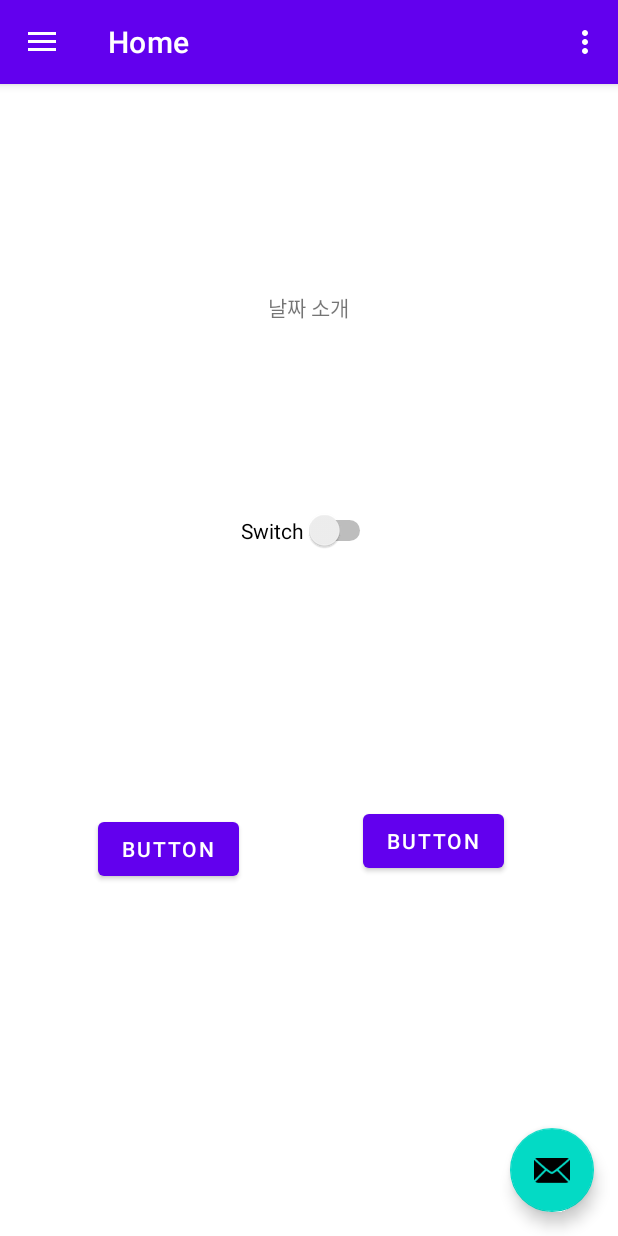
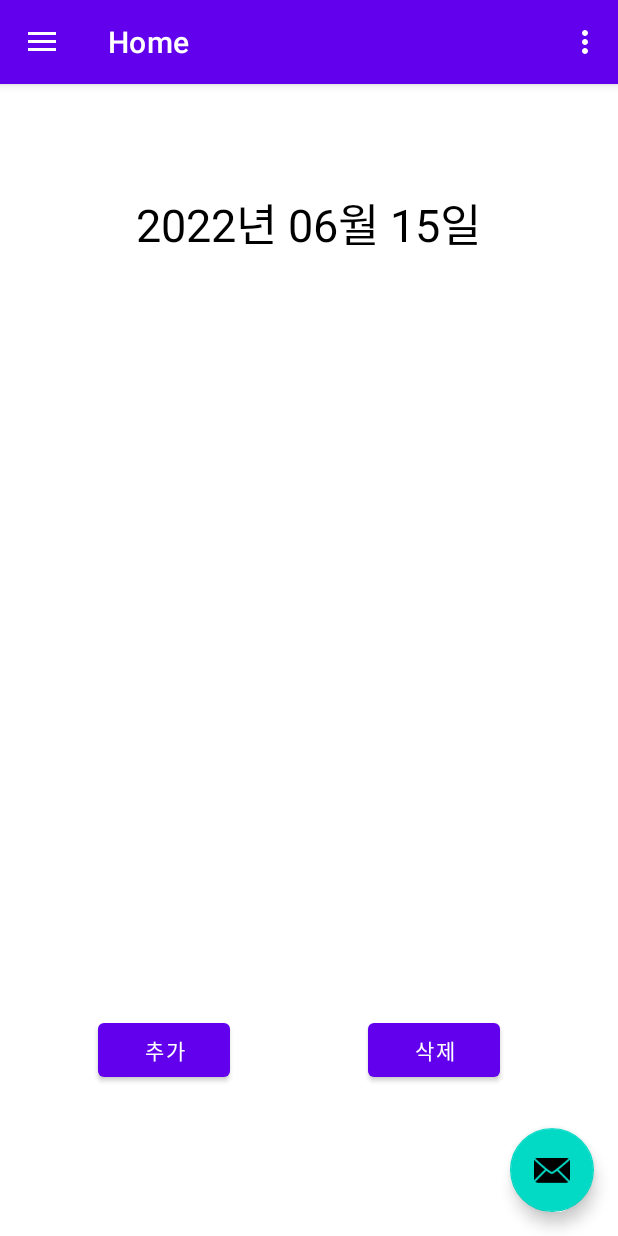
Before and after one commit to loonl/medi, an Android app: the screen it shows after launch (MainActivity), on a phone screen of 412 x 824 dp. Run offline under Robolectric (Android 15) with nearby library versions, the phone set to English and light mode, and no system bars; our stand-ins replace navigation-ui.

Commit message:
Home part working...

```diff
--- a/app/src/main/java/com/example/medi/MainActivity.java
+++ b/app/src/main/java/com/example/medi/MainActivity.java
@@ -41,7 +41,7 @@ public class MainActivity extends AppCompatActivity {
         // Passing each menu ID as a set of Ids because each
         // menu should be considered as top level destinations.
         mAppBarConfiguration = new AppBarConfiguration.Builder(
-                R.id.nav_home, R.id.nav_gallery, R.id.nav_slideshow)
+                R.id.nav_home, R.id.nav_gallery, R.id.nav_slideshow, R.id.nav_FAQ)
                 .setOpenableLayout(drawer)
                 .build();
         NavController navController = Navigation.findNavController(this, R.id.nav_host_fragment_content_main);
--- a/app/src/main/java/com/example/medi/ui/home/HomeFragment.java
+++ b/app/src/main/java/com/example/medi/ui/home/HomeFragment.java
@@ -1,13 +1,21 @@
 package com.example.medi.ui.home;
 
+import android.content.DialogInterface;
+import android.graphics.Paint;
 import android.os.Bundle;
 import android.view.LayoutInflater;
 import android.view.View;
 import android.view.ViewGroup;
+import android.widget.Button;
+import android.widget.CheckBox;
+import android.widget.EditText;
+import android.widget.LinearLayout;
 import android.widget.TextView;
+import android.widget.Toast;
 
 import androidx.annotation.NonNull;
 import androidx.annotation.Nullable;
+import androidx.appcompat.app.AlertDialog;
 import androidx.fragment.app.Fragment;
 import androidx.lifecycle.Observer;
 import androidx.lifecycle.ViewModelProvider;
@@ -15,18 +23,91 @@ import androidx.lifecycle.ViewModelProvider;
 import com.example.medi.R;
 import com.example.medi.databinding.FragmentHomeBinding;
 
+import java.text.SimpleDateFormat;
+import java.util.Date;
+
 public class HomeFragment extends Fragment {
 
     private HomeViewModel homeViewModel;
     private FragmentHomeBinding binding;
+    private TextView text_home_date;
+    private Button btn_home_add;
+    private Button btn_home_del;
+    private LinearLayout layout_home_checklist;
 
     public View onCreateView(@NonNull LayoutInflater inflater,
                              ViewGroup container, Bundle savedInstanceState) {
         homeViewModel =
                 new ViewModelProvider(this).get(HomeViewModel.class);
 
+
         binding = FragmentHomeBinding.inflate(inflater, container, false);
         View root = binding.getRoot();
+
+        // declaration
+        text_home_date = root.findViewById(R.id.text_date);
+        btn_home_add = root.findViewById(R.id.btn_add);
+        btn_home_del = root.findViewById(R.id.btn_del);
+        layout_home_checklist = root.findViewById(R.id.layout_checklist);
+
+        // custom
+        long now = System.currentTimeMillis();
+        Date date = new Date(now);
+        SimpleDateFormat sdf = new SimpleDateFormat("yyyy년 MM월 dd일");
+        String getTime = sdf.format(date);
+        text_home_date.setText(getTime);
+
+        // custom2
+        btn_home_add.setOnClickListener(new View.OnClickListener() {
+            @Override
+            public void onClick(View v) {
+                final EditText edittext = new EditText(getActivity());
+                AlertDialog.Builder builder = new AlertDialog.Builder(getActivity());
+                builder.setTitle("약의 이름을 입력해주세요.").setMessage("BETA");
+                builder.setView(edittext);
+                builder.setPositiveButton("추가", new DialogInterface.OnClickListener() {
+                    @Override
+                    public void onClick(DialogInterface dialog, int which) {
+                        CheckBox cb = new CheckBox(getActivity());
+                        cb.setText(edittext.getText().toString());
+                        cb.setPaintFlags( cb.getPaintFlags() & (~ Paint.UNDERLINE_TEXT_FLAG));
+                        cb.setTextSize(20);
+
+                        cb.setOnClickListener(new View.OnClickListener() {
+                            @Override
+                            public void onClick(View v) {
+                                CheckBox cbx = (CheckBox) v;
+                                if (cbx.isChecked()) {
+                                    cbx.setPaintFlags(cbx.getPaintFlags() | Paint.STRIKE_THRU_TEXT_FLAG);
+                                }
+                                else {
+                                    cbx.setPaintFlags(0);
+                                }
+                            }
+                        });
+
+                        layout_home_checklist.addView(cb);
+                    }
+                });
+                builder.setNegativeButton("취소", new DialogInterface.OnClickListener() {
+                    @Override
+                    public void onClick(DialogInterface dialog, int which) {
+                        // nothing to do
+                    }
+                });
+
+                builder.show();
+
+            }
+        });
+
+        // custom3
+        btn_home_del.setOnClickListener(new View.OnClickListener() {
+            @Override
+            public void onClick(View view) {
+                // TODO
+            }
+        });
 
         final TextView textView = binding.textHome;
         homeViewModel.getText().observe(getViewLifecycleOwner(), new Observer<String>() {
--- a/app/src/main/java/com/example/medi/ui/home/HomeViewModel.java
+++ b/app/src/main/java/com/example/medi/ui/home/HomeViewModel.java
@@ -1,12 +1,17 @@
 package com.example.medi.ui.home;
+
+import android.widget.TextView;
 
 import androidx.lifecycle.LiveData;
 import androidx.lifecycle.MutableLiveData;
 import androidx.lifecycle.ViewModel;
 
+import com.example.medi.R;
+
 public class HomeViewModel extends ViewModel {
 
     private MutableLiveData<String> mText;
+    private TextView textModel;
 
     public HomeViewModel() {
         mText = new MutableLiveData<>();
--- a/app/src/main/res/layout/fragment_home.xml
+++ b/app/src/main/res/layout/fragment_home.xml
@@ -20,52 +20,56 @@
         app:layout_constraintStart_toStartOf="parent"
         app:layout_constraintTop_toTopOf="parent" />
 
+    <TextView
+        android:id="@+id/text_date"
+        android:layout_width="wrap_content"
+        android:layout_height="wrap_content"
+        android:layout_alignParentTop="true"
+        android:layout_centerHorizontal="true"
+        android:layout_marginTop="70dp"
+        android:text="날짜 소개"
+        android:textSize="30dp"
+        android:textColor="#FF000000" />
+
+    <ScrollView
+        android:id="@+id/scrview_checklist"
+        android:layout_width="match_parent"
+        android:layout_height="match_parent"
+        android:layout_alignParentStart="true"
+        android:layout_alignParentTop="true"
+        android:layout_alignParentBottom="true"
+        android:layout_centerHorizontal="true"
+        android:layout_marginStart="2dp"
+        android:layout_marginTop="120dp"
+        android:layout_marginBottom="150dp"
+        android:cacheColorHint="#00000000">
+
+        <LinearLayout
+            android:id="@+id/layout_checklist"
+            android:layout_width="match_parent"
+            android:layout_height="wrap_content"
+            android:orientation="vertical" />
+    </ScrollView>
+
     <Button
-        android:id="@+id/button"
+        android:id="@+id/btn_add"
+        android:layout_width="wrap_content"
+        android:layout_height="wrap_content"
+        android:layout_alignParentStart="true"
+        android:layout_alignParentBottom="true"
+        android:layout_marginStart="65dp"
+        android:layout_marginBottom="100dp"
+        android:text="추가" />
+
+    <Button
+        android:id="@+id/btn_del"
         android:layout_width="wrap_content"
         android:layout_height="wrap_content"
         android:layout_alignParentStart="true"
         android:layout_alignParentBottom="true"
         android:layout_centerHorizontal="true"
-        android:layout_marginStart="242dp"
-        android:layout_marginBottom="239dp"
-        android:text="Button"
-        tools:layout_editor_absoluteX="66dp"
-        tools:layout_editor_absoluteY="447dp" />
+        android:layout_marginLeft="245dp"
+        android:layout_marginBottom="100dp"
+        android:text="삭제" />
 
-    <Button
-        android:id="@+id/button2"
-        android:layout_width="wrap_content"
-        android:layout_height="wrap_content"
-        android:layout_alignParentStart="true"
-        android:layout_alignParentBottom="true"
-        android:layout_marginStart="65dp"
-        android:layout_marginBottom="234dp"
-        android:text="Button"
-        tools:layout_editor_absoluteX="255dp"
-        tools:layout_editor_absoluteY="448dp" />
-
-    <Switch
-        android:id="@+id/switch1"
-        android:layout_width="wrap_content"
-        android:layout_height="wrap_content"
-        android:layout_alignParentTop="true"
-        android:layout_centerHorizontal="true"
-        android:layout_marginTop="284dp"
-        android:text="Switch"
-        app:layout_constraintEnd_toEndOf="parent"
-        app:layout_constraintStart_toStartOf="parent"
-        tools:layout_editor_absoluteY="259dp" />
-
-    <TextView
-        android:id="@+id/textView2"
-        android:layout_width="wrap_content"
-        android:layout_height="wrap_content"
-        android:layout_alignParentTop="true"
-        android:layout_centerHorizontal="true"
-        android:layout_marginTop="138dp"
-        android:text="날짜 소개"
-        app:layout_constraintEnd_toEndOf="parent"
-        app:layout_constraintStart_toStartOf="parent"
-        tools:layout_editor_absoluteY="73dp" />
 </RelativeLayout>
--- a/app/src/main/res/layout/nav_header_main.xml
+++ b/app/src/main/res/layout/nav_header_main.xml
@@ -23,13 +23,8 @@
     <TextView
         android:layout_width="match_parent"
         android:layout_height="wrap_content"
-        android:paddingTop="@dimen/nav_header_vertical_spacing"
-        android:text="@string/nav_header_title"
+        android:paddingTop="10dp"
+        android:text="Medi App Beta"
+        android:textSize="20sp"
         android:textAppearance="@style/TextAppearance.AppCompat.Body1" />
-
-    <TextView
-        android:id="@+id/textView"
-        android:layout_width="wrap_content"
-        android:layout_height="wrap_content"
-        android:text="@string/nav_header_subtitle" />
 </LinearLayout>
--- a/app/src/main/res/menu/activity_main_drawer.xml
+++ b/app/src/main/res/menu/activity_main_drawer.xml
@@ -16,5 +16,9 @@
             android:id="@+id/nav_slideshow"
             android:icon="@drawable/ic_menu_slideshow"
             android:title="@string/menu_slideshow" />
+        <item
+            android:id="@+id/nav_FAQ"
+            android:icon="@drawable/ic_menu_slideshow"
+            android:title="FAQ" />
     </group>
 </menu>
```
